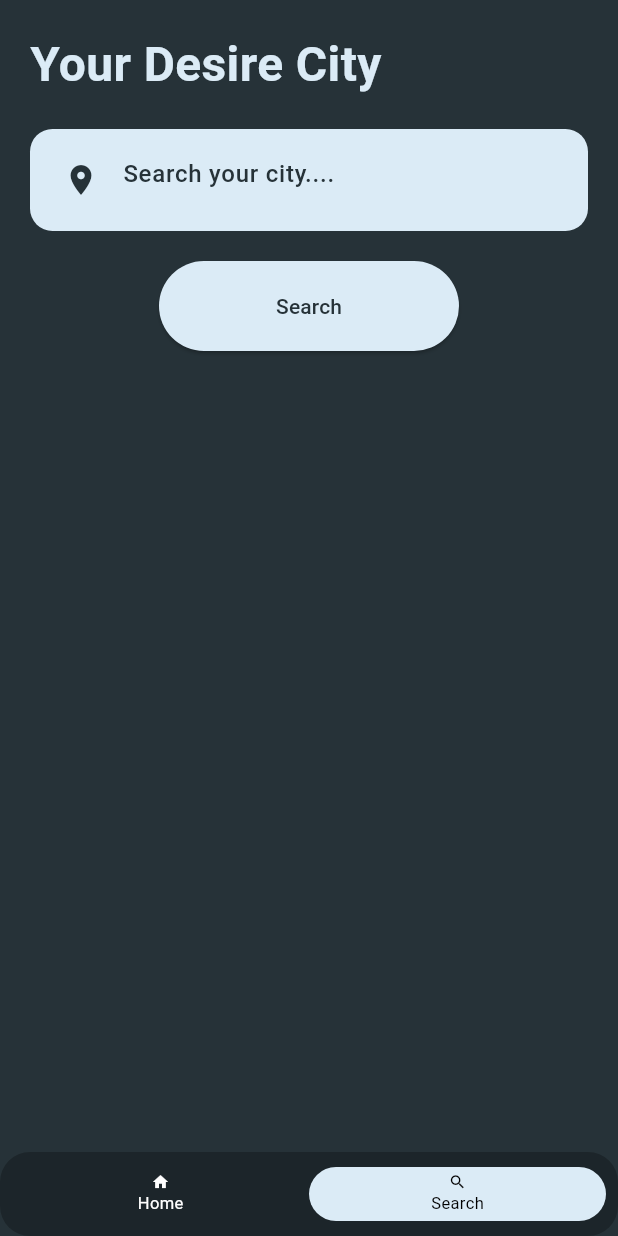
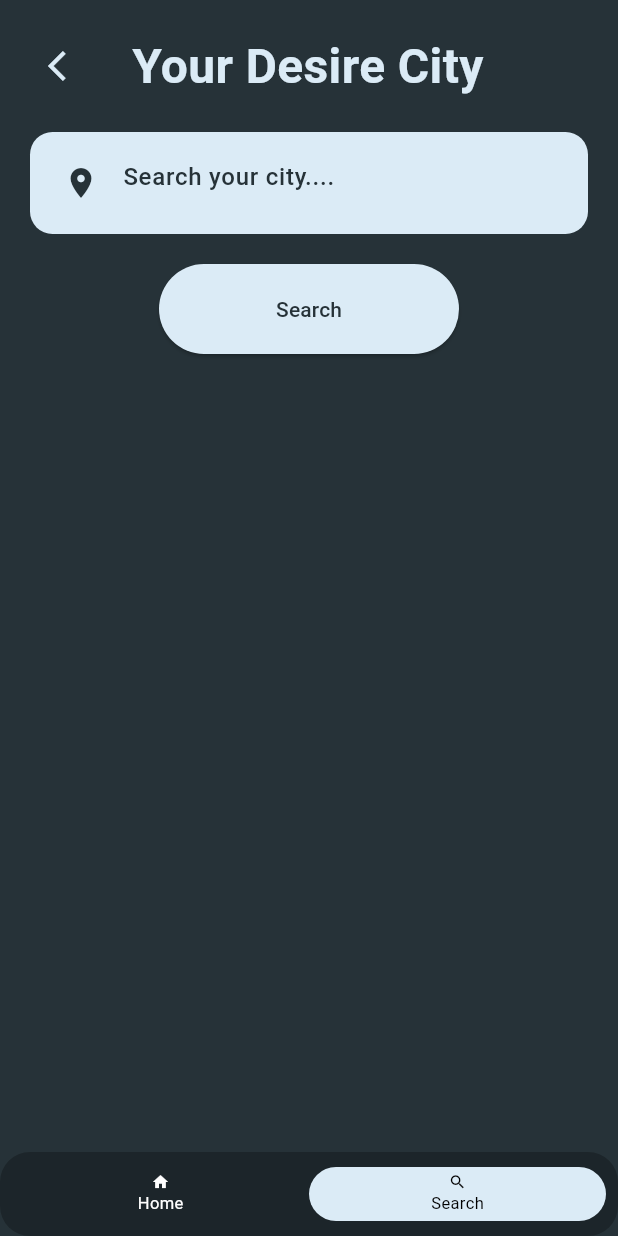
Before and after one commit to ontu001/weathervane-realtime-weatherApp-flutter, a Flutter app: the screen it shows after launch, item 2 of the bottom bar chosen, on a phone screen of 412 x 824 dp. Run offline on Flutter 3.47's test engine with Material 3 defaults, Android fonts, the phone set to English and light mode, and no system bars; drawn by our look-alikes of floating_bottom_navigation_bar.

Commit message:
back button addded on search screen

```diff
--- a/lib/screen/search.dart
+++ b/lib/screen/search.dart
@@ -1,6 +1,8 @@
 import 'package:flutter/cupertino.dart';
 import 'package:flutter/material.dart';
+import 'package:weathervane/screen/home.dart';
 import 'package:weathervane/utility/const.dart';
+import 'package:weathervane/widget/bottom_nav_bar.dart';
 import 'package:weathervane/widget/input_files.dart';
 
 class Search extends StatefulWidget{
@@ -20,7 +22,15 @@ class SearchState extends State<Search>{
           child: Column(
             crossAxisAlignment: CrossAxisAlignment.center,
             children: [
-              Align(alignment: Alignment.topLeft,child: Text('Your Desire City',style: kh1TextStyle,)),
+              Row(
+                children: [
+                  IconButton(onPressed: (){
+                    Navigator.push(context, MaterialPageRoute(builder: (context)=>bottomNavBar()));
+                  }, icon: Icon(Icons.arrow_back_ios,color: kCommonColor,)),
+                  SizedBox(width: 20,),
+                  Text('Your Desire City',style: kh1TextStyle,),
+                ],
+              ),
 
 
              Padding(padding: EdgeInsets.symmetric(vertical: 20),child: inputFiled()),
```
